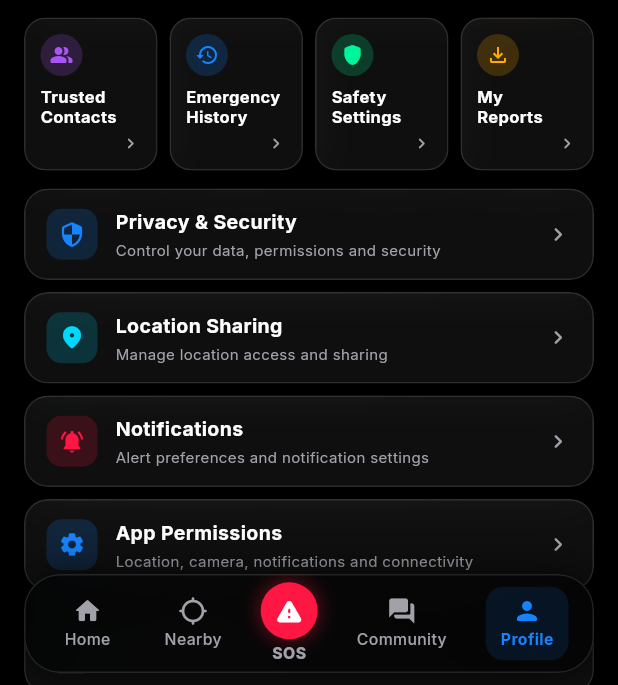
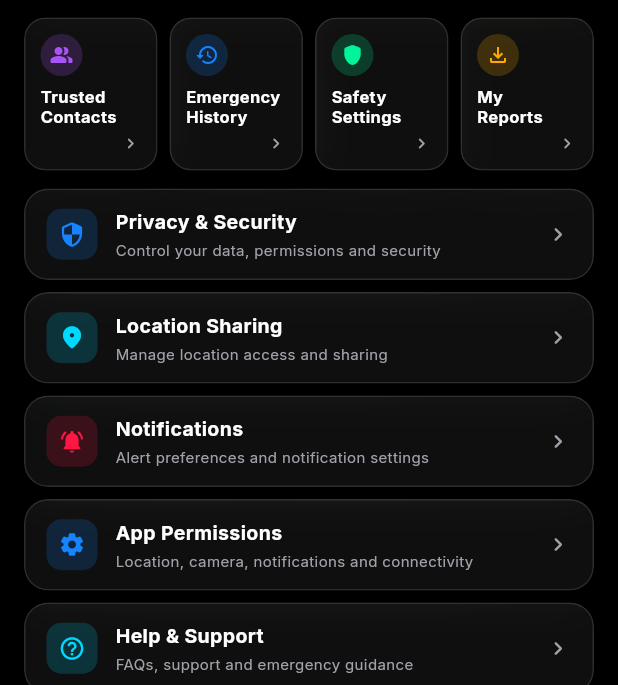
Before and after one commit to mankathau1/GuardVarX, a Flutter app: the MainNavigationShell screen opened by its route, after a tap on an icon or button, on a phone screen of 412 x 824 dp, the part 551-1236 px from its top. Run offline on Flutter 3.47's test engine with Material 3 defaults, Android fonts, the phone set to English and light mode, and no system bars; our stand-ins replace dio, flutter_map, flutter_riverpod, geolocator, go_router, google_fonts and 2 more; accounts and stored records are empty; network calls fail.

Commit message:
feat(ui): remove bottom navigation bar and optimize screen bottom padding

```diff
--- a/mobile/lib/core/router/app_router.dart
+++ b/mobile/lib/core/router/app_router.dart
@@ -7,7 +7,6 @@ import '../../features/auth/presentation/onboarding_screen.dart';
 import '../../features/auth/presentation/auth_screen.dart';
 import '../../features/home/presentation/home_screen.dart';
 import '../../features/home/presentation/location_details_screen.dart';
-import '../../features/home/presentation/widgets/bottom_navigation.dart';
 import '../../features/nearby/presentation/nearby_screen.dart';
 import '../../features/sos/presentation/sos_screen.dart';
 import '../../features/community/presentation/community_screen.dart';
@@ -61,14 +60,6 @@ class _MainNavigationShellState extends ConsumerState<MainNavigationShell> {
     super.dispose();
   }
 
-  void _jumpToTab(int index) {
-    ref.read(mainNavigationProvider.notifier).setTab(index);
-    // Instant jump: no lag, no multi-page animated scrolling
-    if (_pageController.hasClients) {
-      _pageController.jumpToPage(index);
-    }
-  }
-
   @override
   Widget build(BuildContext context) {
     final selectedIndex = ref.watch(mainNavigationProvider);
@@ -93,7 +84,6 @@ class _MainNavigationShellState extends ConsumerState<MainNavigationShell> {
         }
       },
       child: Scaffold(
-        extendBody: true, // Allow body to render behind floating glass navigation bar
         body: PageView(
           controller: _pageController,
           physics: const BouncingScrollPhysics(),
@@ -101,10 +91,6 @@ class _MainNavigationShellState extends ConsumerState<MainNavigationShell> {
             ref.read(mainNavigationProvider.notifier).setTab(idx);
           },
           children: _pages,
-        ),
-        bottomNavigationBar: CustomFloatingBottomNav(
-          selectedIndex: selectedIndex,
-          onIndexChanged: _jumpToTab,
         ),
       ),
     );
--- a/mobile/lib/features/community/presentation/community_screen.dart
+++ b/mobile/lib/features/community/presentation/community_screen.dart
@@ -192,7 +192,7 @@ class _CommunityScreenState extends ConsumerState<CommunityScreen> {
       body: SafeArea(
         bottom: false,
         child: SingleChildScrollView(
-          padding: const EdgeInsets.fromLTRB(16.0, 10.0, 16.0, 100.0), // Padding above floating bottom bar
+          padding: const EdgeInsets.fromLTRB(16.0, 10.0, 16.0, 24.0),
           child: Column(
             crossAxisAlignment: CrossAxisAlignment.start,
             children: [
--- a/mobile/lib/features/home/presentation/home_screen.dart
+++ b/mobile/lib/features/home/presentation/home_screen.dart
@@ -40,7 +40,7 @@ class HomeScreen extends ConsumerWidget {
         body: SafeArea(
           bottom: false,
           child: SingleChildScrollView(
-            padding: const EdgeInsets.fromLTRB(16.0, 10.0, 16.0, 100.0), // Padding above floating bottom bar
+            padding: const EdgeInsets.fromLTRB(16.0, 10.0, 16.0, 24.0),
             child: Column(
               crossAxisAlignment: CrossAxisAlignment.start,
               children: [
--- a/mobile/lib/features/nearby/presentation/nearby_screen.dart
+++ b/mobile/lib/features/nearby/presentation/nearby_screen.dart
@@ -355,7 +355,7 @@ class _NearbyScreenState extends ConsumerState<NearbyScreen> {
       body: SafeArea(
         bottom: false,
         child: SingleChildScrollView(
-          padding: const EdgeInsets.fromLTRB(16.0, 10.0, 16.0, 100.0), // Padding above floating bottom bar
+          padding: const EdgeInsets.fromLTRB(16.0, 10.0, 16.0, 24.0),
           child: Column(
             crossAxisAlignment: CrossAxisAlignment.start,
             children: [
--- a/mobile/lib/features/profile/presentation/profile_screen.dart
+++ b/mobile/lib/features/profile/presentation/profile_screen.dart
@@ -102,7 +102,7 @@ class ProfileScreen extends ConsumerWidget {
       body: SafeArea(
         bottom: false,
         child: SingleChildScrollView(
-          padding: const EdgeInsets.fromLTRB(16.0, 10.0, 16.0, 100.0), // Padding above floating bottom bar
+          padding: const EdgeInsets.fromLTRB(16.0, 10.0, 16.0, 24.0),
           child: Column(
             crossAxisAlignment: CrossAxisAlignment.start,
             children: [
--- a/mobile/lib/features/sos/presentation/sos_screen.dart
+++ b/mobile/lib/features/sos/presentation/sos_screen.dart
@@ -189,7 +189,7 @@ class _SosScreenState extends ConsumerState<SosScreen> {
       body: SafeArea(
         bottom: false,
         child: SingleChildScrollView(
-          padding: const EdgeInsets.fromLTRB(16.0, 10.0, 16.0, 100.0), // Padding above floating bottom bar
+          padding: const EdgeInsets.fromLTRB(16.0, 10.0, 16.0, 24.0),
           child: Column(
             crossAxisAlignment: CrossAxisAlignment.center,
             children: [
```
Also changed, not shown: 1 other file.
